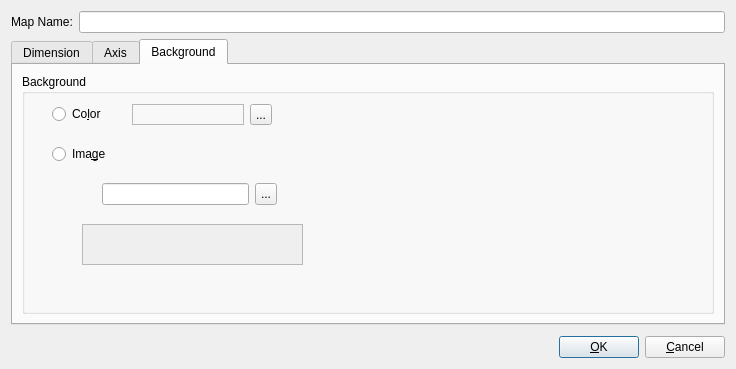
First picture: the form in bin/view/mappropertiesdialog.ui, repository dyle/rpgmapper, before the edit.
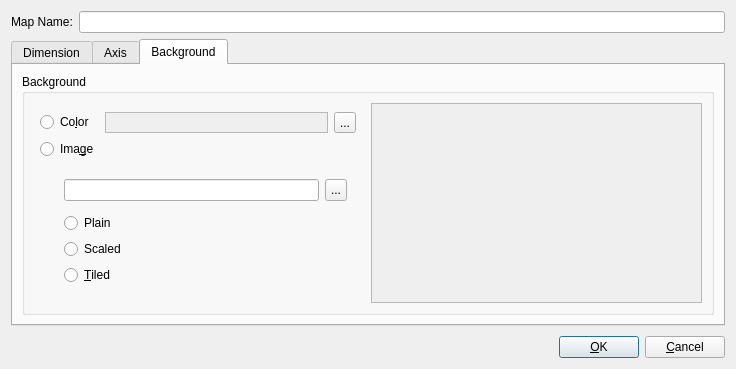
Second picture: the form after the edit. The open tabs and pages were chosen to show the change. Icons and pictures are not drawn. Custom widgets are drawn as their Qt base class.

Commit message: lets the user choose a background image

Diff of the .ui file:
```diff
--- a/bin/view/mappropertiesdialog.ui
+++ b/bin/view/mappropertiesdialog.ui
@@ -625,41 +625,28 @@
          <property name="title">
           <string>Background</string>
          </property>
+         <layout class="QHBoxLayout" name="horizontalLayout_4">
+          <item>
+           <widget class="QWidget" name="wdImageAndColor" native="true">
+            <property name="minimumSize">
+             <size>
+              <width>300</width>
+              <height>0</height>
+             </size>
+            </property>
+            <layout class="QGridLayout" name="gridLayout_3" columnstretch="0,1">
+             <property name="leftMargin">
+              <number>6</number>
+             </property>
+             <item row="0" column="0">
          <widget class="QRadioButton" name="rbBackgroundColor">
-          <property name="geometry">
-           <rect>
-            <x>30</x>
-            <y>30</y>
-            <width>102</width>
-            <height>20</height>
-           </rect>
-          </property>
           <property name="text">
            <string>Co&amp;lor</string>
           </property>
          </widget>
-         <widget class="QRadioButton" name="rbImage">
-          <property name="geometry">
-           <rect>
-            <x>30</x>
-            <y>70</y>
-            <width>102</width>
-            <height>20</height>
-           </rect>
-          </property>
-          <property name="text">
-           <string>Ima&amp;ge</string>
-          </property>
-         </widget>
+             </item>
+             <item row="0" column="1">
          <widget class="QWidget" name="wdColor" native="true">
-          <property name="geometry">
-           <rect>
-            <x>110</x>
-            <y>30</y>
-            <width>140</width>
-            <height>21</height>
-           </rect>
-          </property>
           <layout class="QHBoxLayout" name="horizontalLayout_6">
            <property name="leftMargin">
             <number>0</number>
@@ -681,6 +668,9 @@
                <height>0</height>
               </size>
              </property>
+                  <property name="autoFillBackground">
+                   <bool>true</bool>
+                  </property>
              <property name="frameShape">
               <enum>QFrame::StyledPanel</enum>
              </property>
@@ -704,47 +694,22 @@
            </item>
           </layout>
          </widget>
-         <widget class="QWidget" name="wdImge" native="true">
-          <property name="geometry">
-           <rect>
-            <x>50</x>
-            <y>100</y>
-            <width>261</width>
-            <height>151</height>
-           </rect>
-          </property>
-          <widget class="QScrollArea" name="saImage">
-           <property name="geometry">
-            <rect>
-             <x>10</x>
-             <y>50</y>
-             <width>221</width>
-             <height>41</height>
-            </rect>
-           </property>
-           <property name="widgetResizable">
-            <bool>true</bool>
-           </property>
-           <widget class="QWidget" name="scrollAreaWidgetContents">
-            <property name="geometry">
-             <rect>
-              <x>0</x>
-              <y>0</y>
-              <width>217</width>
-              <height>37</height>
-             </rect>
-            </property>
-           </widget>
-          </widget>
+             </item>
+             <item row="1" column="0">
+              <widget class="QRadioButton" name="rbBackgroundImage">
+               <property name="text">
+                <string>Ima&amp;ge</string>
+               </property>
+              </widget>
+             </item>
+             <item row="2" column="0" colspan="2">
+              <widget class="QWidget" name="wdBackgroundImage" native="true">
+               <layout class="QVBoxLayout" name="verticalLayout_7">
+                <property name="leftMargin">
+                 <number>24</number>
+                </property>
+                <item>
           <widget class="QWidget" name="wdImageFile" native="true">
-           <property name="geometry">
-            <rect>
-             <x>30</x>
-             <y>0</y>
-             <width>175</width>
-             <height>41</height>
-            </rect>
-           </property>
            <layout class="QHBoxLayout" name="horizontalLayout_7">
             <property name="leftMargin">
              <number>0</number>
@@ -759,7 +724,11 @@
              <number>0</number>
             </property>
             <item>
-             <widget class="QLineEdit" name="edtImageFile"/>
+                    <widget class="QLineEdit" name="edtImageFile">
+                     <property name="readOnly">
+                      <bool>true</bool>
+                     </property>
+                    </widget>
             </item>
             <item>
              <widget class="QToolButton" name="tbImageFile">
@@ -776,7 +745,52 @@
             </item>
            </layout>
           </widget>
-         </widget>
+                </item>
+                <item>
+                 <widget class="QRadioButton" name="rbBackgroundImagePlain">
+                  <property name="text">
+                   <string>Plain</string>
+                  </property>
+                 </widget>
+                </item>
+                <item>
+                 <widget class="QRadioButton" name="rbBackgroundImageScaled">
+                  <property name="text">
+                   <string>Scaled</string>
+                  </property>
+                 </widget>
+                </item>
+                <item>
+                 <widget class="QRadioButton" name="rbBackgroundImageTiled">
+                  <property name="text">
+                   <string>&amp;Tiled</string>
+                  </property>
+                 </widget>
+                </item>
+               </layout>
+              </widget>
+             </item>
+            </layout>
+           </widget>
+          </item>
+          <item>
+           <widget class="QScrollArea" name="saImage">
+            <property name="widgetResizable">
+             <bool>true</bool>
+            </property>
+            <widget class="QWidget" name="wdImageContent">
+             <property name="geometry">
+              <rect>
+               <x>0</x>
+               <y>0</y>
+               <width>337</width>
+               <height>189</height>
+              </rect>
+             </property>
+            </widget>
+           </widget>
+          </item>
+         </layout>
         </widget>
        </item>
       </layout>
@@ -791,7 +805,7 @@
      <property name="sizeHint" stdset="0">
       <size>
        <width>20</width>
-       <height>6</height>
+       <height>1</height>
       </size>
      </property>
     </spacer>
```
Left out of the diff: 4 changed lines with no effect on the pictures. Lines whose indentation alone changed are shown as unchanged. The commit also changes 5 other files.
